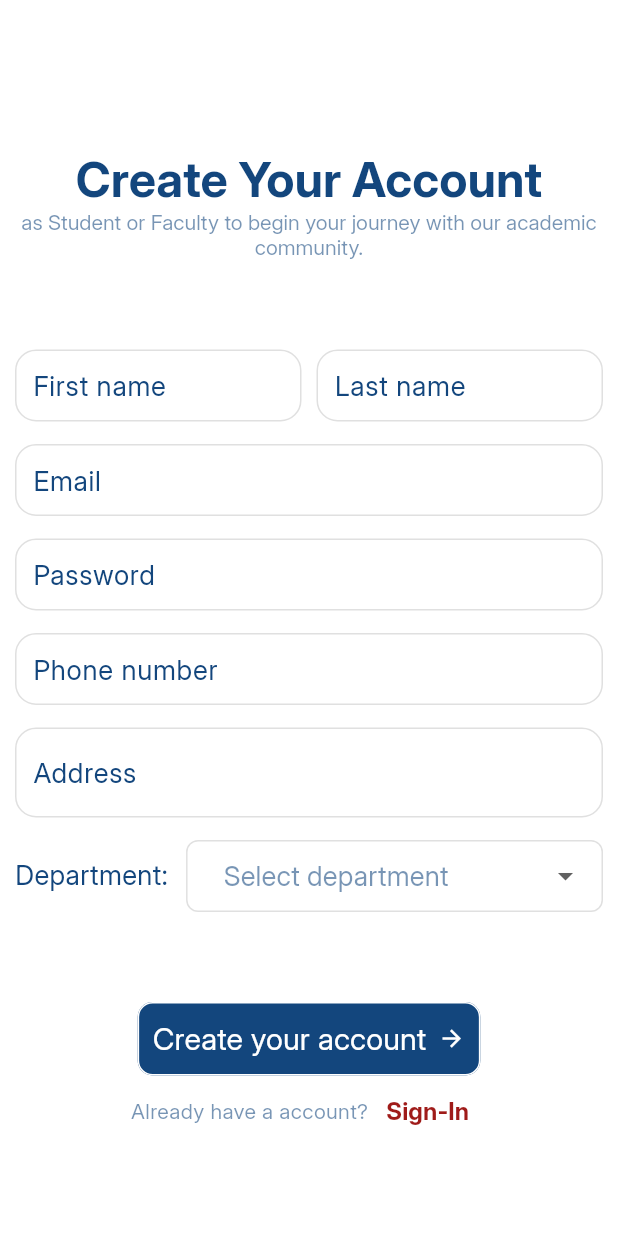
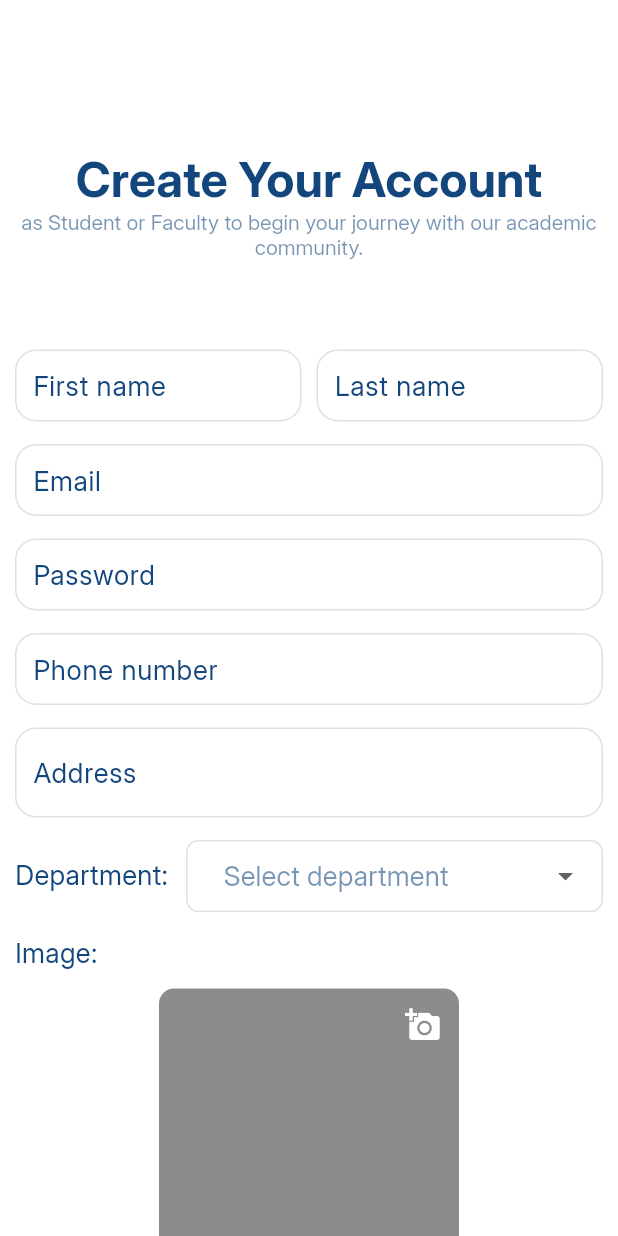
Before and after one commit to ALjavir/academicpanel, a Flutter app: the screen it shows after launch, on a phone screen of 412 x 824 dp. Run offline on Flutter 3.47's test engine with Material 3 defaults, Android fonts, the phone set to English and light mode, and no system bars; drawn by our look-alikes of dropdown_button2; our stand-ins replace cached_network_image, cloud_firestore, connectivity_plus, firebase_auth, firebase_core, flutter_image_compress and 5 more; accounts and stored records are empty; network calls fail; statements that could not run were skipped.

Commit message:
add new image features and many more

```diff
--- a/lib/controller/splashs/splashs_controller.dart
+++ b/lib/controller/splashs/splashs_controller.dart
@@ -35,6 +35,9 @@ class SplashsController extends GetxController {
 
     // Not signed in or missing local context → go to signup
     if (storedDept == null || storedUid == null || storedRole == null) {
+      await storage.delete(key: 'uid');
+      await storage.delete(key: 'department');
+      await storage.delete(key: 'role');
       isLoading.value = false;
       routesController.signup();
       print('Inside null----------------------------');
--- a/lib/features/auth/page/signup_page_main.dart
+++ b/lib/features/auth/page/signup_page_main.dart
@@ -1,5 +1,6 @@
 import 'package:academicpanel/controller/auth/signup_controller.dart';
 import 'package:academicpanel/features/auth/widget/auth_headertext.dart';
+import 'package:academicpanel/features/auth/widget/auth_image.dart';
 import 'package:academicpanel/features/auth/widget/custom_button.dart';
 import 'package:academicpanel/features/auth/widget/custom_dropdown_button.dart';
 import 'package:academicpanel/features/auth/widget/custom_textfield.dart';
@@ -210,6 +211,7 @@ class _SignupPageMainState extends State<SignupPageMain> {
                         selectedDepartment = value;
                       },
                     ),
+                    AuthImage(),
                   ],
                 ),
               ),
@@ -217,7 +219,9 @@ class _SignupPageMainState extends State<SignupPageMain> {
               Obx(() {
                 return signupController.isLoading.isTrue
                     ? Loading(hight: 70)
-                    : CustomButton(
+                    : Column(
+                        children: [
+                          CustomButton(
                             text: 'Create your account',
 
                             onPressed: () async {
@@ -233,7 +237,8 @@ class _SignupPageMainState extends State<SignupPageMain> {
                                     selectedDepartment.toString().isEmpty) {
                                   errorSnackbar(
                                     title: 'Sorry!!!',
-                                subtitle: 'Fill up all the field',
+                                    subtitle:
+                                        'Fill up all the field with or without image',
                                   );
                                 } else if (selectedDepartment.toString() ==
                                     'invalid') {
@@ -251,10 +256,12 @@ class _SignupPageMainState extends State<SignupPageMain> {
                                     department: selectedDepartment!,
                                     address: textContAddress.text.trim(),
                                     phone:
-                                    int.tryParse(textContPhone.text.trim()) ??
+                                        int.tryParse(
+                                          textContPhone.text.trim(),
+                                        ) ??
                                         0,
                                     uid: '',
-                                id: int.tryParse(textContID.text.trim()) ?? 0,
+                                    id: textContID.text.trim(),
                                   );
                                   await signupController.mainFunction(
                                     user,
@@ -267,8 +274,7 @@ class _SignupPageMainState extends State<SignupPageMain> {
                                 errorSnackbar(title: 'Sorry', e: e);
                               }
                             },
-                      );
-              }),
+                          ),
                           Row(
                             mainAxisAlignment: MainAxisAlignment.center,
                             children: [
@@ -298,6 +304,9 @@ class _SignupPageMainState extends State<SignupPageMain> {
                             ],
                           ),
                         ],
+                      );
+              }),
+            ],
           ),
         ),
       ),
--- /dev/null
+++ b/lib/features/auth/widget/auth_image.dart
@@ -0,0 +1,62 @@
+import 'dart:io';
+
+import 'package:academicpanel/controller/auth/signup_controller.dart';
+import 'package:academicpanel/theme/style/color_style.dart';
+import 'package:academicpanel/theme/style/font_style.dart';
+import 'package:flutter/material.dart';
+import 'package:get/get_instance/src/extension_instance.dart';
+import 'package:get/state_manager.dart';
+
+class AuthImage extends StatelessWidget {
+  // We can use StatelessWidget now because the state is in the Controller!
+  final SignupController signupController =
+      Get.find(); // Use 'find' to get the existing instance
+
+  AuthImage({super.key});
+
+  @override
+  Widget build(BuildContext context) {
+    return Column(
+      crossAxisAlignment: CrossAxisAlignment.start,
+      children: [
+        Text(
+          'Image:',
+          style: Fontstyle.auth(18, FontWeight.normal, ColorStyle.blue),
+        ),
+        SizedBox(height: 10),
+        Obx(() {
+          // Read directly from the controller
+          File? currentImage = signupController.selectedImage.value;
+
+          return Center(
+            child: Container(
+              height: 200,
+              width: 200,
+              alignment: Alignment.topRight,
+              decoration: BoxDecoration(
+                borderRadius: BorderRadius.circular(10),
+                color: Colors.black45, // Background color if no image
+                image: currentImage != null
+                    ? DecorationImage(
+                        image: FileImage(currentImage),
+                        fit: BoxFit.cover,
+                      )
+                    : null,
+              ),
+              child: IconButton(
+                onPressed: () {
+                  // Just call the function. The controller updates itself.
+                  signupController.pickImage();
+                },
+                icon: Icon(
+                  currentImage == null ? Icons.add_a_photo : Icons.edit,
+                  color: ColorStyle.light,
+                ),
+              ),
+            ),
+          );
+        }),
+      ],
+    );
+  }
+}
--- a/lib/model/auth/user_model.dart
+++ b/lib/model/auth/user_model.dart
@@ -1,6 +1,7 @@
 class UserModel {
   String? uid;
-  final int id;
+  String? image;
+  final String id;
   final String firstName;
   final String lastName;
   final String department;
@@ -12,6 +13,7 @@ class UserModel {
 
   UserModel({
     this.uid,
+    this.image,
     this.courses,
     required this.id,
     required this.firstName,
@@ -27,6 +29,7 @@ class UserModel {
   Map<String, dynamic> toJson() => {
     'uid': uid,
     'id': id,
+    'image': image,
     'courses': courses,
     'first_name': firstName,
     'last_name': lastName,
@@ -39,7 +42,15 @@ class UserModel {
   // Convert Firestore JSON → model
   factory UserModel.fromJson(Map<String, dynamic> data) => UserModel(
     uid: data['uid'],
-    courses: data['courses'],
+    image: data['image'],
+    //image: _convertToDirectLink(data['image'].toString()),
+    courses: data['courses'] != null
+        ? List<Map<String, String>>.from(
+            (data['courses'] as List).map(
+              (course) => Map<String, String>.from(course),
+            ),
+          )
+        : null,
     email: data['email'] ?? '',
     firstName: data['first_name'] ?? '',
     lastName: data['last_name'] ?? '',
@@ -49,14 +60,15 @@ class UserModel {
     phone: data['phone'] is int
         ? data['phone']
         : int.tryParse('${data['phone']}') ?? 0,
-    id: data['id'] is int ? data['id'] : int.tryParse('${data['id']}') ?? 0,
+    id: data['id'] ?? '',
   );
 
   // Copy existing model with edited values
   UserModel copyWith({
     String? uid,
+    String? image,
     List<Map<String, String>>? courses,
-    int? id,
+    String? id,
     String? firstName,
     String? lastName,
     String? department,
@@ -67,6 +79,7 @@ class UserModel {
   }) {
     return UserModel(
       uid: uid ?? this.uid,
+      image: image ?? this.image,
       courses: courses ?? this.courses,
       id: id ?? this.id,
       firstName: firstName ?? this.firstName,
@@ -78,4 +91,21 @@ class UserModel {
       password: password ?? this.password,
     );
   }
+
+  static String _convertToDirectLink(String link) {
+    final regex = RegExp(r'd/([^/]+)/'); // Matches "d/<fileId>/"
+    final altRegex = RegExp(r'id=([^&]+)'); // Matches "id=<fileId>"
+
+    if (regex.hasMatch(link)) {
+      final match = regex.firstMatch(link);
+      final fileId = match?.group(1);
+      return 'https://drive.google.com/uc?export=view&id=$fileId';
+    } else if (altRegex.hasMatch(link)) {
+      final match = altRegex.firstMatch(link);
+      final fileId = match?.group(1);
+      return 'https://drive.google.com/uc?export=view&id=$fileId';
+    } else {
+      return link;
+    }
+  }
 }
--- a/lib/theme/style/color_style.dart
+++ b/lib/theme/style/color_style.dart
@@ -6,3 +6,9 @@ class ColorStyle {
   static const Color lightBlue = Color.fromARGB(146, 19, 70, 125);
   static const Color red = Color(0xFF9F1B19);
 }
+
+class AnimationColorStyle {
+  static const Color softBlue = Color.fromARGB(180, 143, 170, 201);
+  static const Color softRed = Color.fromARGB(180, 214, 138, 137);
+  static const Color glassWhite = Color.fromARGB(180, 255, 255, 255);
+}
--- a/pubspec.yaml
+++ b/pubspec.yaml
@@ -45,6 +45,11 @@ dependencies:
   lottie:
   connectivity_plus: ^7.0.0
   http: ^1.6.0
+  intl: ^0.20.2
+  flutter_image_compress: ^2.4.0
+  image_picker:
+  path_provider:
+  cached_network_image: ^3.4.1
 
 dev_dependencies:
   flutter_test:
```
Also changed, not shown: lib/controller/auth/signup_controller.dart (+121 -0 lines), lib/controller/home/home_controller.dart (+88 -15 lines), lib/features/home/page/home_page_main.dart (+10 -3 lines), lib/features/home/widget/home_top_header.dart (+50 -0 lines), lib/model/home/home_model.dart (+16 -0 lines), lib/theme/animation/animation_theme.dart (added, +80 -0 lines), lib/theme/shadow_container/shadow_container.dart (added, +48 -0 lines), pubspec.lock. Lines whose indentation alone changed are shown as unchanged.
